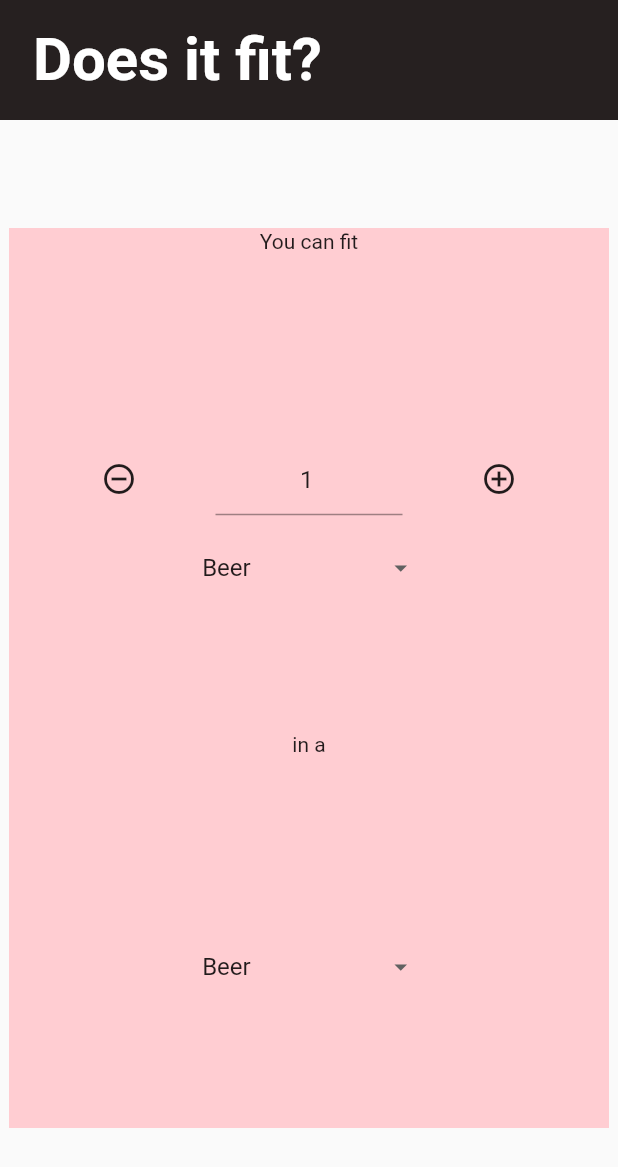
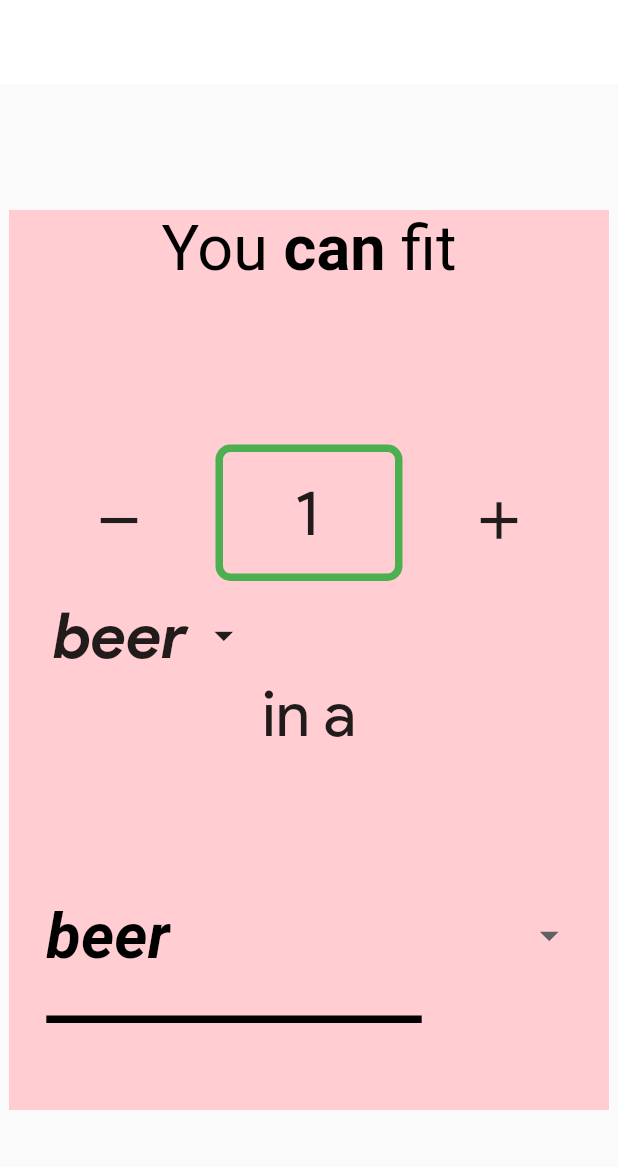
Before and after one commit to weronkagolonka/Flutter, a Flutter app: the screen it shows after launch, on a phone screen of 412 x 824 dp. Shown: the top 1167 px of the screen. Run offline on Flutter 3.47's test engine with Material 2 defaults, Android fonts, the phone set to English and light mode, and no system bars.

Commit message:
changed font, small changes

```diff
--- a/does_it_fit/lib/main.dart
+++ b/does_it_fit/lib/main.dart
@@ -10,7 +10,7 @@ void main() {
   //values from 0.001 to 1000
   //(name, volume, min:overwrite,max:overwrite)
   //cm^3
-  ctrl.createUnit('Beer', 500);
+  ctrl.createUnit('beer', 500);
   ctrl.createUnit('30 l School bag', 30000);
   ctrl.createUnit('Pidgeon\'s feather', 12.75);
   ctrl.createUnit('Fridge', 538882.92);
@@ -29,6 +29,7 @@ class MyApp extends StatelessWidget {
   Widget build(BuildContext context) {
     return MaterialApp(
       title: 'Does is fit?',
+      theme: ThemeData(fontFamily: 'Product Sans'),
       home: HomePage(),
       //theme: ThemeData(fontFamily: ),
     );
--- a/does_it_fit/lib/screens/DisplayCalc.dart
+++ b/does_it_fit/lib/screens/DisplayCalc.dart
@@ -9,7 +9,7 @@ import '../main.dart';
 
 //PUT ALLT THE STATEFUL WIDGETS IN THIS CLASS
 
-String toDisplay = display();
+//String toDisplay = display();
 Unit currentUnit1 = ctrl.getAllUnits()[0];
 Unit currentUnit2 = ctrl.getAllUnits()[0];
 double _value = currentUnit1.getMin().roundToDouble();
@@ -19,28 +19,82 @@ double min = currentUnit1.getMin().roundToDouble();
 double max = currentUnit1.getMax().roundToDouble();
 int howmany1 = _value.round();
 
-String display() {
-
-  int maybe = getCalc(currentUnit1, currentUnit2, howmany1).round();
-  String text;
+bool display() {
 
   if(getCalc(currentUnit1, currentUnit2, howmany1) >= 1) {
-    if (howmany1 == 1) {
-      text = 'You can fit one $dropdownValue1 in one $dropdownValue2';
-    } else {
-      text = 'You can fit $howmany1 ${dropdownValue1}s in one $dropdownValue2';
-
-    }
+    return true;
   } else {
-    text = 'You cannot fit $howmany1 $dropdownValue1 in one $dropdownValue2! (or maybe $maybe...)';
+    return false;
   }
 
-  return text;
 }
 
 double getCalc(Unit currentUnit1, Unit currentUnit2, int howmany) {
   double balance = ctrl.calculate(ctrl.getAllUnits().indexOf(currentUnit1), ctrl.getAllUnits().indexOf(currentUnit2), howmany);
   return balance;
+}
+
+Widget canOrCant() {
+  if (display()) {
+    return RichText(
+      text: TextSpan(
+        text: 'You ',
+        style: TextStyle(color: Colors.black, fontSize: 42),
+        children: <TextSpan> [
+          TextSpan(text: 'can', style: TextStyle(fontWeight: FontWeight.bold)),
+          TextSpan(text: ' fit'),
+          ],
+      ),
+      );
+  } else {
+    return RichText(
+      text: TextSpan(
+        text: 'You ',
+        style: TextStyle(color: Colors.black, fontSize: 42),
+        children: <TextSpan> [
+          TextSpan(text: 'can\'t', style: TextStyle(fontWeight: FontWeight.bold, color: Colors.red[400])),
+          TextSpan(text: ' fit'),
+        ],
+      ),
+      );
+  }
+}
+
+OutlineInputBorder colorBorder() {
+  if (display()) {
+    return OutlineInputBorder(
+      borderRadius: BorderRadius.all(Radius.circular(10)),
+      borderSide: BorderSide(color: Colors.green[500], width: 5, style: BorderStyle.solid),
+      gapPadding: 15,
+    );
+  } else {
+    return OutlineInputBorder(
+      borderRadius: BorderRadius.all(Radius.circular(10)),
+      borderSide: BorderSide(color: Colors.red[500], width: 5, style: BorderStyle.solid),
+    );
+  }
+}
+
+Widget plural(String value) {
+  String item;
+  if (howmany1 == 1) {
+    item = value;
+  } else {
+    item = value + 's';
+  }
+  return Text(item);
+}
+
+List<String> fillString() {
+  List<String> strUnits = new List<String>();
+  for (Unit u in ctrl.getAllUnits()) {
+    strUnits.add(u.getName());
+  }
+  return strUnits;
+}
+
+Widget renderList() {
+  return
 }
 
 
@@ -50,14 +104,7 @@ class DisplayCalc extends StatefulWidget {
 
 class _DisplayCalc extends State<DisplayCalc> {
   TextEditingController myController;
-
-  List<String> fillString() {
-    List<String> strUnits = new List<String>();
-    for (Unit u in ctrl.getAllUnits()) {
-      strUnits.add(u.getName());
-    }
-    return strUnits;
-  }
+  FocusNode myFocus = FocusNode();
 
   @override
   void dispose() {
@@ -82,9 +129,7 @@ class _DisplayCalc extends State<DisplayCalc> {
           Expanded(
             child: Padding(
               padding: EdgeInsets.all(1),
-              child: Text(
-                'You can fit'
-              ),
+              child: canOrCant(),       //YOU CAN FIT
             )
           ),
           Container(
@@ -98,7 +143,7 @@ class _DisplayCalc extends State<DisplayCalc> {
                   child: Padding(
                     padding: EdgeInsets.all(1),
                     child: IconButton(
-                      icon: Icon(Icons.remove_circle_outline),
+                      icon: Icon(Icons.remove, size: 42,),
                       onPressed: () {
                         setState(() {
                           if(howmany1 > 0) {
@@ -116,13 +161,20 @@ class _DisplayCalc extends State<DisplayCalc> {
                   child: Padding(
                     padding: EdgeInsets.all(1),
                     child: TextField(
+                      focusNode: myFocus,
                       keyboardType: TextInputType.number,
                       inputFormatters: <TextInputFormatter>[WhitelistingTextInputFormatter.digitsOnly],
                       textAlign: TextAlign.center,
-                      showCursor: false,
+                      style: TextStyle(
+                        fontSize: 42,
+                      ),
                       decoration: InputDecoration(
                         hintText: howmany1.toString(),
-                        hintStyle: TextStyle(),
+                        hintStyle: TextStyle(fontSize: 42),
+                        border: colorBorder(),
+                        enabledBorder: colorBorder(),
+                        disabledBorder: colorBorder(),
+                        focusedBorder: colorBorder(),
                       ),
                       controller: myController,
                       onChanged: (String input) {
@@ -143,7 +195,7 @@ class _DisplayCalc extends State<DisplayCalc> {
                   child: Padding(
                     padding: EdgeInsets.all(1),
                     child: IconButton(
-                      icon: Icon(Icons.add_circle_outline),
+                      icon: Icon(Icons.add, size: 42),
                       onPressed: () {
                         setState(() {
                           howmany1 += 1;
@@ -156,51 +208,61 @@ class _DisplayCalc extends State<DisplayCalc> {
               ],
               ),
             ),
-            Expanded(
-              child: DropdownButton<String>(
-                hint: Text('lolo'),
-                value: dropdownValue1,
-                icon: Icon(Icons.arrow_drop_down),
-                iconSize: 20,
-                underline: Container(
-                  height: 0,
-                ),
-                onChanged: (String newValue) {
-                  setState(() {
-                    dropdownValue1 = newValue;
+            Container(
+              alignment: Alignment.center,
+              margin: EdgeInsets.symmetric(horizontal: 30),
+              child: Row(
+                children: <Widget>[
+                  Container(
+                    child: Text(
+                      '$dropdownValue1',
+                      style: TextStyle(
+                        fontSize: 42,
+                        fontWeight: FontWeight.bold,
+                        fontStyle: FontStyle.italic,
+                      ),
+                      ),
+                  ),
+                  Container(
+                    child: IconButton(
+                      icon: Icon(Icons.arrow_drop_down, size: 30),
+                      onPressed: () {
 
-                    for (Unit u in ctrl.getAllUnits()) {
-                      if (u.getName() == dropdownValue1) {
-                        currentUnit1 = u;
-                      }
-                    }
-                    toDisplay = display();
-                  });
-                },
-                items: fillString().map<DropdownMenuItem<String>>((String value) {
-                  return DropdownMenuItem<String>(
-                    value: value,
-                    child: Text(value),
-                    );
-                }).toList(),
-                ),
-              ),
-            Expanded(
-              child: Padding(
-                padding: EdgeInsets.all(1),
-                child: Text('in a'),
+                      }),
+                  ),
+                ],
               ),
             ),
             Expanded(
               child: Padding(
                 padding: EdgeInsets.all(1),
+                child: Text(
+                  'in a',
+                style: TextStyle(
+                  fontSize: 42,
+                ),
+                ),
+              ),
+            ),
+            Expanded(
+              child: Padding(
+                padding: EdgeInsets.all(5),
                 child: DropdownButton<String>(
                   hint: Text('lolo'),
                   value: dropdownValue2,
                   icon: Icon(Icons.arrow_drop_down),
-                  iconSize: 20,
+                  iconSize: 30,
                   underline: Container(
-                    height: 0,
+                    height: 5,
+                    margin: EdgeInsets.only(bottom: 45, right: 100),
+                    width: ((dropdownValue1.length).roundToDouble()),
+                    color: Colors.black,
+                  ),
+                  style: TextStyle(
+                    fontStyle: FontStyle.italic,
+                    fontWeight: FontWeight.bold,
+                    color: Colors.black,
+                    fontSize: 42,
                   ),
                   onChanged: (String newValue) {
                     setState(() {
@@ -210,7 +272,7 @@ class _DisplayCalc extends State<DisplayCalc> {
                           currentUnit2 = u;
                         }
                       }
-                      toDisplay = display();
+                      //toDisplay = display();
                     });
                   },
                   items: fillString().map<DropdownMenuItem<String>>((String value) {
--- /dev/null
+++ b/does_it_fit/lib/screens/RenderList.dart
@@ -0,0 +1,24 @@
+import 'package:flutter/material.dart';
+import './DisplayCalc.dart';
+import '../main.dart';
+
+class RenderList extends StatelessWidget {
+
+  Widget build(BuildContext context) {
+  return ListView.builder(
+      itemCount: ctrl.getAllUnits().length,
+      itemBuilder: (context, index) {
+        final item = ctrl.getAllUnits()[index];
+
+        return ListTile(
+          title: Text(item.getName()),
+          onTap: () {
+            setState(() {
+              currentUnit1 = item;
+            });
+          },
+        );
+      }
+      );
+  }
+}
--- a/does_it_fit/lib/screens/home.dart
+++ b/does_it_fit/lib/screens/home.dart
@@ -9,10 +9,10 @@ class HomePage extends StatelessWidget {
 
   Widget build(BuildContext context) {
     return Scaffold(
-      appBar: PreferredSize(
-          preferredSize: Size.fromHeight(80.0),
-          child: new CustomAppbar('Does it fit?'),
-        ),
+      appBar: AppBar(
+        backgroundColor: Colors.white,
+        elevation: 0,
+      ),
       body: Center(
         child: DisplayCalc(),
         ),
```
Also changed, not shown: does_it_fit/pubspec.yaml (+13 -0 lines), does_it_fit/fonts/Product-Sans-400.ttf (added), does_it_fit/fonts/Product-Sans-Bold-700.ttf (added), does_it_fit/fonts/Product-Sans-Bold-Italic-700.ttf (added), does_it_fit/fonts/Product-Sans-Italic-400.ttf (added), does_it_fit/pubspec.lock, 1 other file.
